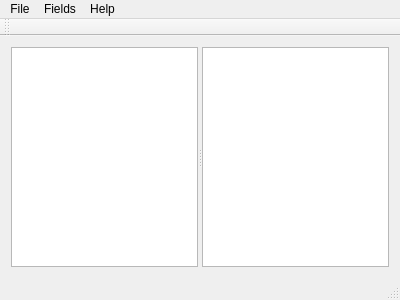
Before: the Qt Designer form Source/Tome/mainwindow.ui in npruehs/tome-editor, drawn with Qt 5.
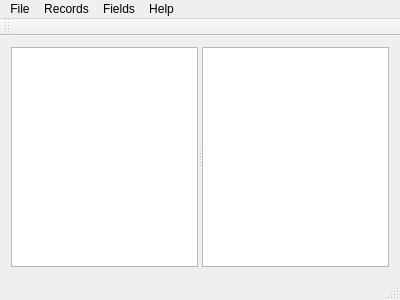
After: the same form once the commit is applied.

Commit message: ADDED: Records - Adding new records.

Diff of the .ui file:
```diff
--- a/Source/Tome/mainwindow.ui
+++ b/Source/Tome/mainwindow.ui
@@ -62,7 +62,14 @@
     </property>
     <addaction name="actionField_Definions"/>
    </widget>
+   <widget class="QMenu" name="menuRecords">
+    <property name="title">
+     <string>Records</string>
+    </property>
+    <addaction name="actionNew_Record"/>
+   </widget>
    <addaction name="menuFile"/>
+   <addaction name="menuRecords"/>
    <addaction name="menuFields"/>
    <addaction name="menuHelp"/>
   </widget>
```
Left out of the diff: 5 changed lines with no effect on the pictures. The commit also changes 13 other files.
